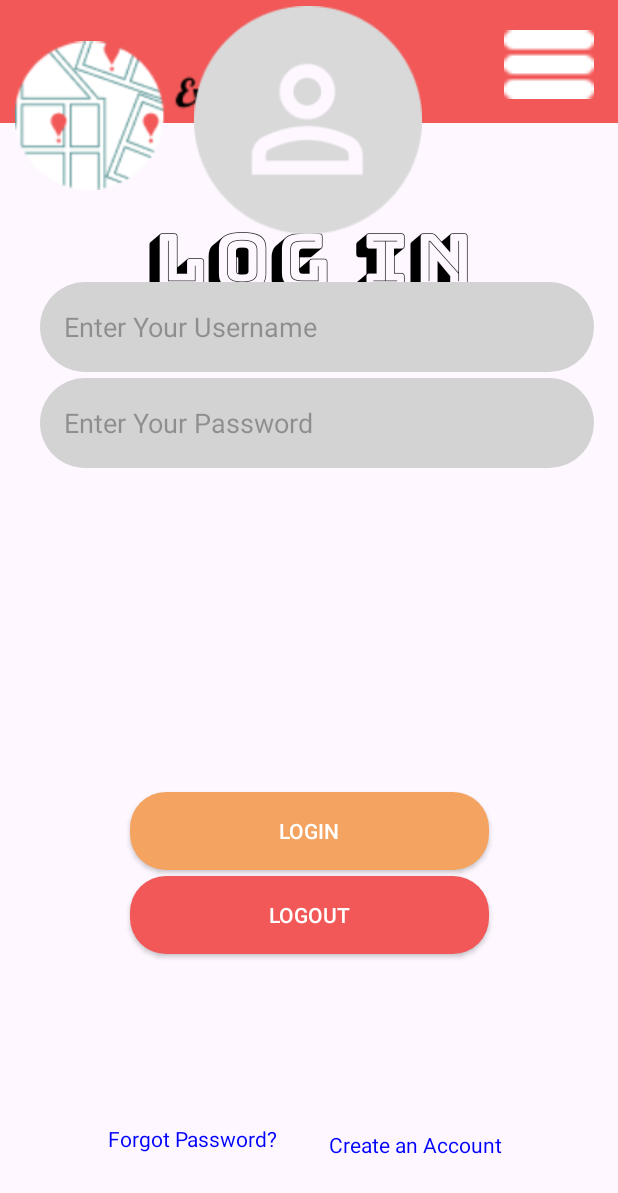
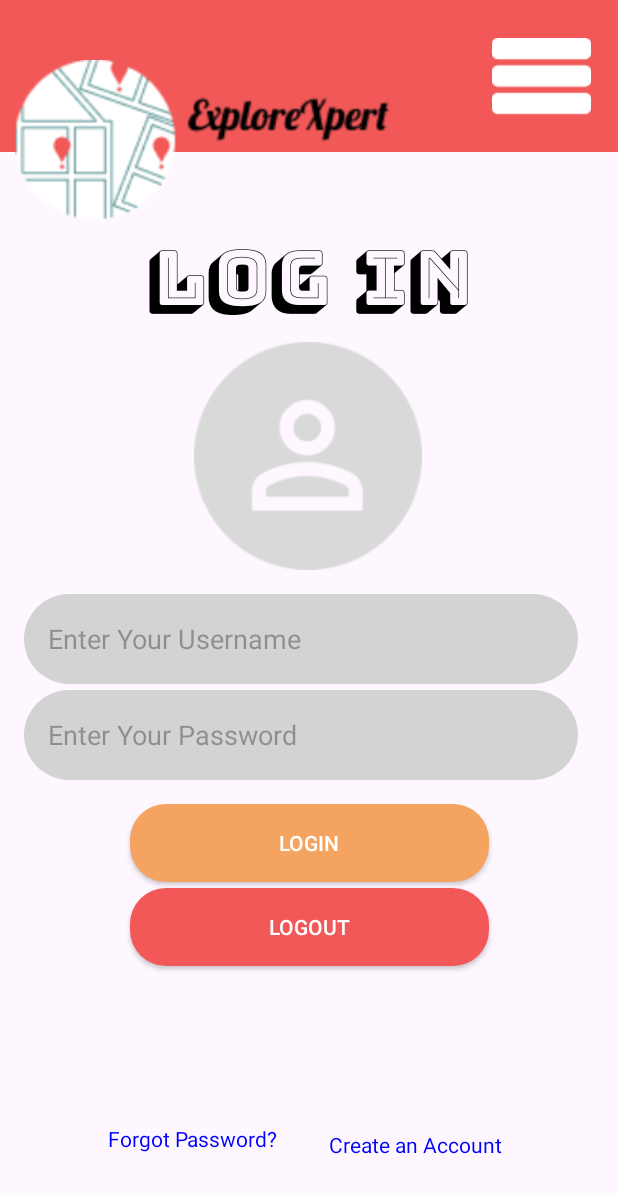
Before and after one commit to JJLeViness/ExploreXpert, an Android app: the screen it shows after launch (login_Activity), on a phone screen of 412 x 824 dp. Shown: the top 1193 px of the screen. Run offline under Robolectric (Android 15) with nearby library versions, the phone set to English and light mode, and no system bars; 1 statement that could not run was skipped.

Commit message:
homescreen updated with better quality menu button (menuicon,png) and login screen UX

```diff
--- a/app/src/main/res/layout/activity_homescreen.xml
+++ b/app/src/main/res/layout/activity_homescreen.xml
@@ -8,15 +8,10 @@
     tools:context=".homescreen_activity">
 
 <androidx.constraintlayout.widget.ConstraintLayout
-    xmlns:android="http://schemas.android.com/apk/res/android"
-    xmlns:app="http://schemas.android.com/apk/res-auto"
-    xmlns:tools="http://schemas.android.com/tools"
     android:layout_width="match_parent"
     android:layout_height="match_parent">
 
     <!-- Banner -->
-
-    <!-- Map Placeholder -->
     <LinearLayout
         android:id="@+id/banner"
         android:layout_width="514dp"
@@ -118,14 +113,14 @@
 
     <ImageView
         android:id="@+id/menuButton"
-        android:layout_width="63dp"
-        android:layout_height="55dp"
-        android:layout_marginTop="16dp"
+        android:layout_width="70dp"
+        android:layout_height="51dp"
+        android:layout_marginTop="25dp"
         android:layout_marginEnd="16dp"
         android:clickable="true"
         android:contentDescription="@string/menu_button_desc"
         android:focusable="true"
-        android:src="@drawable/menubutton"
+        android:src="@drawable/menuicon"
         app:layout_constraintEnd_toEndOf="parent"
         app:layout_constraintTop_toTopOf="parent" />
 
--- a/app/src/main/res/layout/activity_login.xml
+++ b/app/src/main/res/layout/activity_login.xml
@@ -8,44 +8,47 @@
     <!-- Banner -->
     <LinearLayout
         android:id="@+id/banner"
-        android:layout_width="412dp"
-        android:layout_height="82dp"
+        android:layout_width="514dp"
+        android:layout_height="101dp"
         android:background="#F25858"
         android:orientation="horizontal"
         app:layout_constraintEnd_toEndOf="parent"
         app:layout_constraintStart_toStartOf="parent"
-        app:layout_constraintTop_toTopOf="parent" />
+        app:layout_constraintTop_toTopOf="parent">
+    </LinearLayout>
+
 
     <ImageView
         android:id="@+id/menuButton"
-        android:layout_width="60dp"
-        android:layout_height="54dp"
-        android:layout_marginTop="16dp"
+        android:layout_width="70dp"
+        android:layout_height="51dp"
+        android:layout_marginTop="25dp"
         android:layout_marginEnd="16dp"
         android:clickable="true"
         android:contentDescription="@string/menu_button_desc"
         android:focusable="true"
-        android:src="@drawable/menubutton"
+        android:src="@drawable/menuicon"
         app:layout_constraintEnd_toEndOf="parent"
         app:layout_constraintTop_toTopOf="parent" />
 
-    <!-- Logo Image -->
     <ImageView
         android:id="@+id/bannerLogo"
-        android:layout_width="232dp"
-        android:layout_height="130dp"
-        android:layout_marginStart="10dp"
-        android:layout_marginTop="-70dp"
+        android:layout_width="250dp"
+        android:layout_height="123dp"
         android:contentDescription="@string/logo_desc"
         android:src="@drawable/headerlogo"
         app:layout_constraintStart_toStartOf="parent"
-        app:layout_constraintTop_toBottomOf="@id/banner" />
+        app:layout_constraintTop_toBottomOf="@id/banner"
+        app:layout_constraintVertical_bias="0.2"
+        android:layout_marginTop="-70dp"
+        android:layout_marginLeft="10dp"
+        />
 
     <TextView
         android:id="@+id/loginHeader"
         android:layout_width="wrap_content"
         android:layout_height="wrap_content"
-        android:layout_marginTop="28dp"
+        android:layout_marginTop="20dp"
         android:fontFamily="@font/bungeeshade"
         android:text="LOG IN"
         android:textColor="#000000"
@@ -60,26 +63,15 @@
         android:layout_width="152dp"
         android:layout_height="160dp"
         android:layout_gravity="center"
+        android:layout_marginBottom="152dp"
         android:contentDescription="@string/profile_picture_desc"
         android:src="@drawable/profilepic"
+        app:layout_constraintBottom_toTopOf="@+id/loginButton"
         app:layout_constraintEnd_toEndOf="parent"
         app:layout_constraintHorizontal_bias="0.498"
         app:layout_constraintStart_toStartOf="parent"
-        tools:layout_editor_absoluteY="198dp" />
-
-    <androidx.appcompat.widget.AppCompatButton
-        android:id="@+id/loginButton"
-        android:layout_width="239dp"
-        android:layout_height="52dp"
-        android:layout_gravity="center"
-        android:layout_marginTop="528dp"
-        android:background="@drawable/rounded_button"
-        android:padding="1dp"
-        android:text="Login"
-        android:textColor="#FFFFFF"
-        app:layout_constraintEnd_toEndOf="parent"
-        app:layout_constraintStart_toStartOf="parent"
-        app:layout_constraintTop_toTopOf="@+id/banner" />
+        app:layout_constraintTop_toBottomOf="@+id/banner"
+        app:layout_constraintVertical_bias="1.0" />
 
     <androidx.appcompat.widget.AppCompatButton
         android:id="@+id/logoutButton"
@@ -95,6 +87,20 @@
         app:layout_constraintStart_toStartOf="parent"
         app:layout_constraintTop_toBottomOf="@id/loginButton" />
 
+    <androidx.appcompat.widget.AppCompatButton
+        android:id="@+id/loginButton"
+        android:layout_width="239dp"
+        android:layout_height="52dp"
+        android:layout_gravity="center"
+        android:layout_marginTop="536dp"
+        android:background="@drawable/rounded_button"
+        android:padding="1dp"
+        android:text="Login"
+        android:textColor="#FFFFFF"
+        app:layout_constraintEnd_toEndOf="parent"
+        app:layout_constraintStart_toStartOf="parent"
+        app:layout_constraintTop_toTopOf="@+id/banner" />
+
     <EditText
         android:id="@+id/password"
         android:layout_width="369dp"
@@ -103,7 +109,7 @@
         android:background="@drawable/textbox"
         android:hint="Enter Your Password"
         app:layout_constraintEnd_toEndOf="parent"
-        app:layout_constraintHorizontal_bias="0.619"
+        app:layout_constraintHorizontal_bias="0.38"
         app:layout_constraintStart_toStartOf="parent"
         app:layout_constraintTop_toBottomOf="@id/username" />
 
@@ -111,11 +117,11 @@
         android:id="@+id/username"
         android:layout_width="369dp"
         android:layout_height="60dp"
-        android:layout_marginTop="28dp"
+        android:layout_marginTop="12dp"
         android:background="@drawable/textbox"
         android:hint="Enter Your Username"
         app:layout_constraintEnd_toEndOf="parent"
-        app:layout_constraintHorizontal_bias="0.619"
+        app:layout_constraintHorizontal_bias="0.38"
         app:layout_constraintStart_toStartOf="parent"
         app:layout_constraintTop_toBottomOf="@id/profilePicture" />
 
```
Also changed, not shown: app/src/main/res/drawable/menuicon.png (added).
